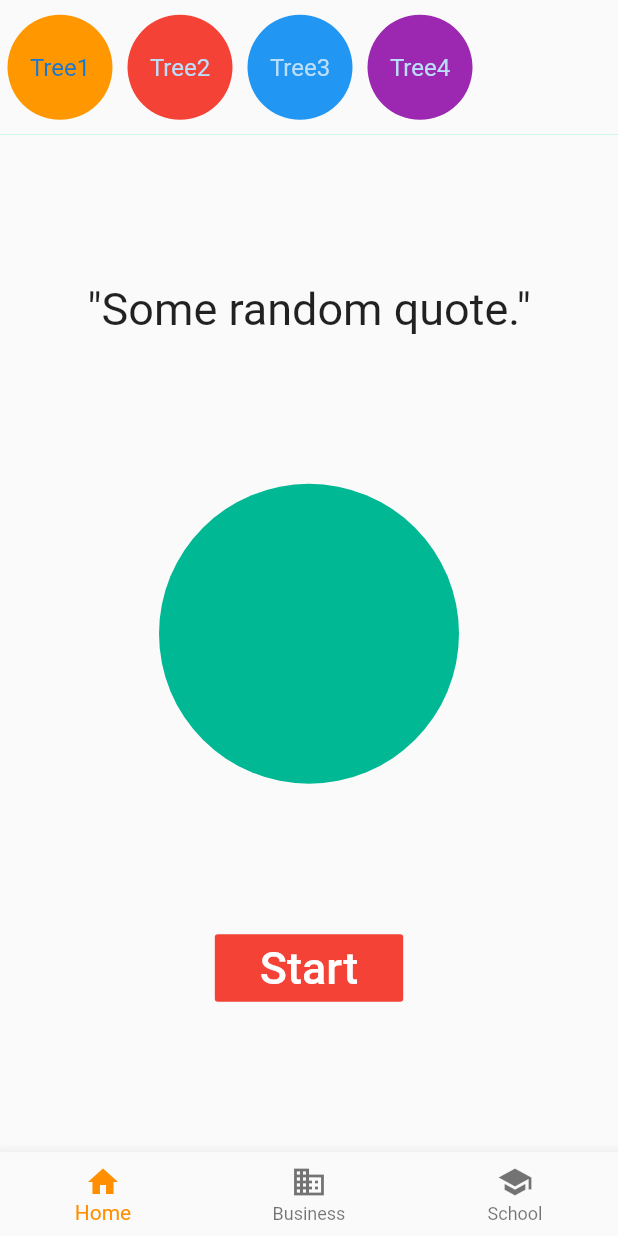
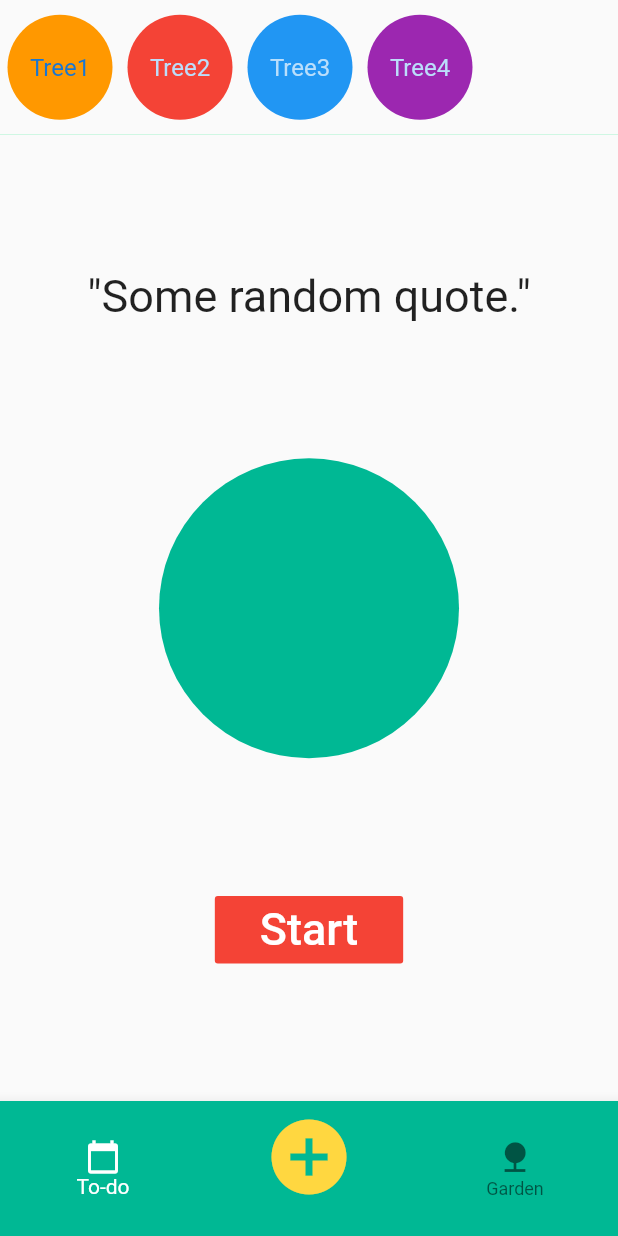
Before and after one commit to hisnameispum/nurture_land, a Flutter app: the screen it shows after launch, on a phone screen of 412 x 824 dp. Run offline on Flutter 3.47's test engine with Material 2 defaults, Android fonts, the phone set to English and light mode, and no system bars.

Commit message:
Modified bottom navigation bar

```diff
--- a/lib/screens/todo_screen.dart
+++ b/lib/screens/todo_screen.dart
@@ -2,7 +2,6 @@ import 'package:flutter/cupertino.dart';
 import 'package:flutter/material.dart';
 
 class Todo_Screen extends StatefulWidget {
-
   @override
   _Todo_ScreenState createState() => _Todo_ScreenState();
 }
@@ -72,12 +71,13 @@ class _Todo_ScreenState extends State<Todo_Screen> {
                             onPressed: () {
 //                            Start Timer
                             },
-    padding:
-    EdgeInsets.symmetric(vertical: 5, horizontal: 30),
+                            padding: EdgeInsets.symmetric(
+                                vertical: 5, horizontal: 30),
                             color: Colors.red,
                             child: Text(
                               'Start',
-    style: TextStyle(color: Colors.white, fontSize: 30),
+                              style:
+                                  TextStyle(color: Colors.white, fontSize: 30),
                             ),
                           ),
                         ],
@@ -86,31 +86,29 @@ class _Todo_ScreenState extends State<Todo_Screen> {
                   ],
                 ),
               ),
-
             ),
           ],
         ),
         bottomNavigationBar: BottomNavigationBar(
+          backgroundColor: Color(0xFF00b894),
           items: const <BottomNavigationBarItem>[
             BottomNavigationBarItem(
-    icon: Icon(Icons.home),
-    title: Text('Home'),
+              icon: Icon(Icons.calendar_today),
+              title: Text('To-do'),
             ),
             BottomNavigationBarItem(
-    icon: Icon(Icons.business),
-    title: Text('Business'),
+              icon: Icon(Icons.add_circle, size: 60, color: Colors.amberAccent),
+              title: Text(''),
+
             ),
             BottomNavigationBarItem(
-    icon: Icon(Icons.school),
-    title: Text('School'),
+              icon: Icon(Icons.nature),
+              title: Text('Garden'),
             ),
           ],
           currentIndex: _selectedIndex,
-    selectedItemColor: Colors.amber[800],
-    onTap:
-    _onItemTapped
-    ,
-
+          selectedItemColor: Colors.white,
+          onTap: _onItemTapped,
         ));
   }
 }
```
Lines whose indentation alone changed are shown as unchanged.
